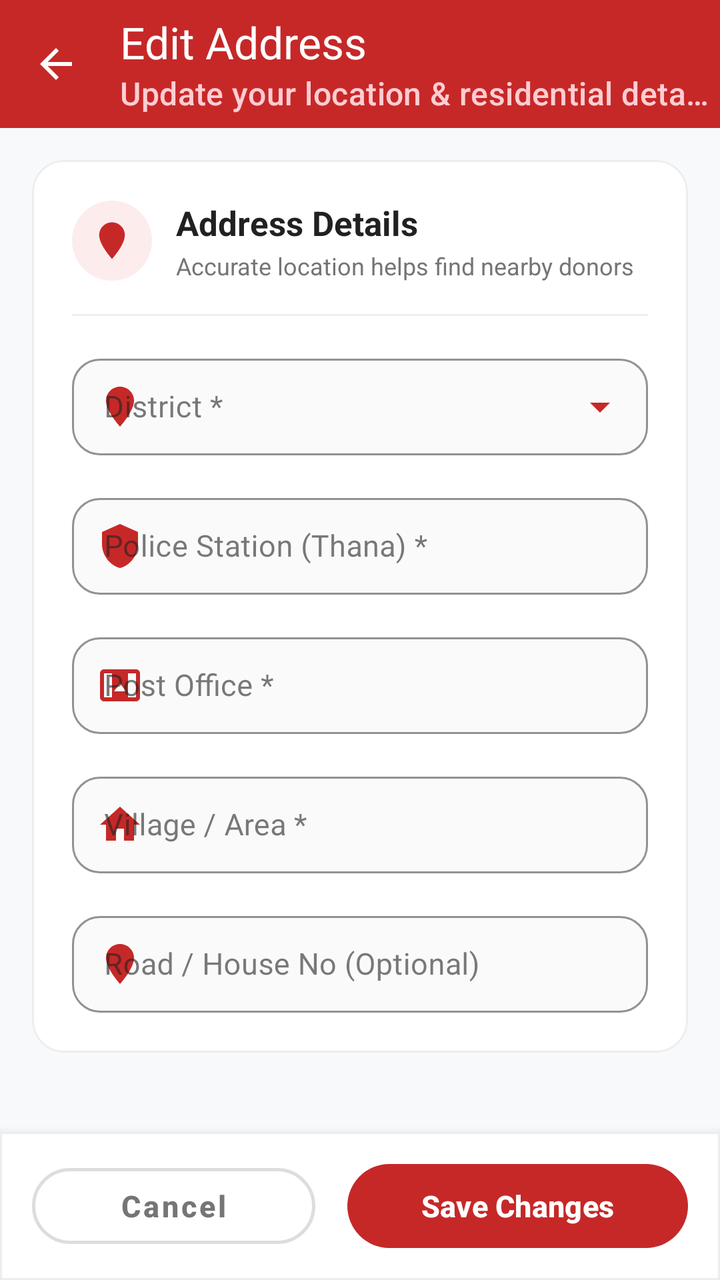
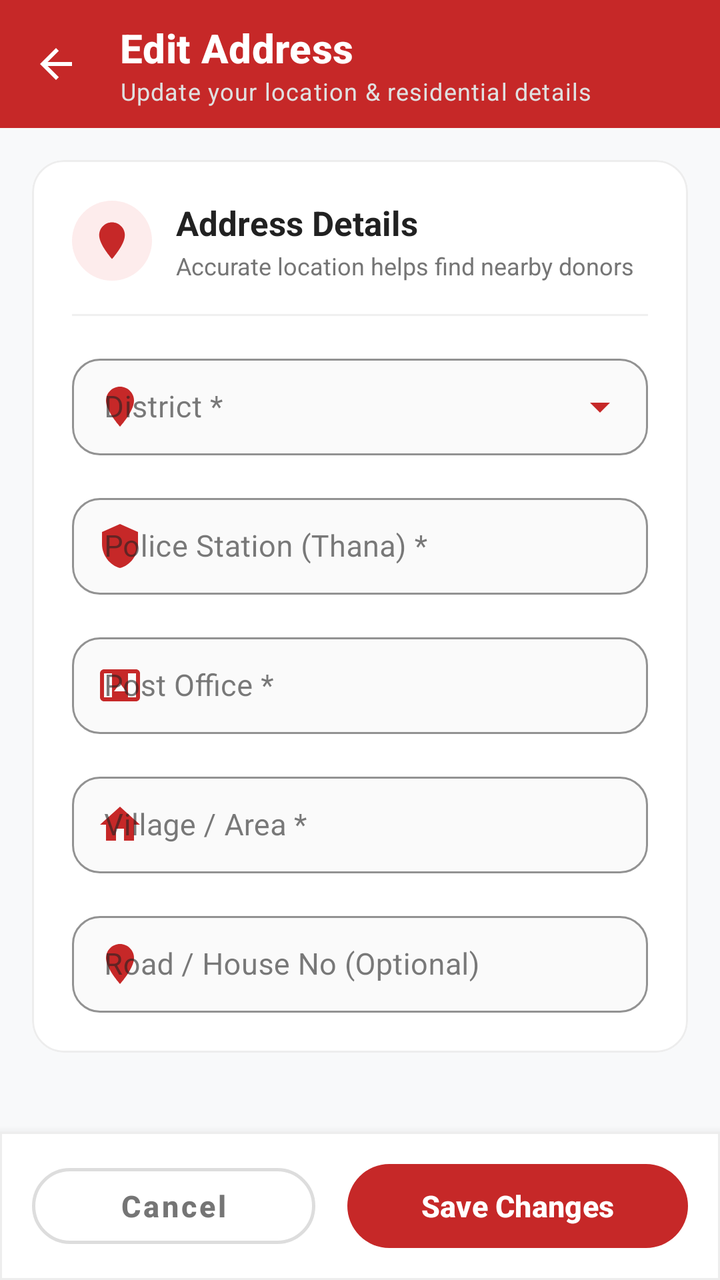

Compare the two renders of this Android layout. The source of the first and the diff that turns it into the second are given below.
<!-- AndroidManifest.xml: application theme Theme.DonateBlood -->
<!-- res/layout/fragment_address_edit.xml -->
<?xml version="1.0" encoding="utf-8"?>
<LinearLayout xmlns:android="http://schemas.android.com/apk/res/android"
    xmlns:app="http://schemas.android.com/apk/res-auto"
    xmlns:tools="http://schemas.android.com/tools"
    android:layout_width="match_parent"
    android:layout_height="match_parent"
    android:orientation="vertical"
    android:background="#F8F9FA">

    
    <com.google.android.material.appbar.MaterialToolbar
        android:id="@+id/toolbar"
        android:layout_width="match_parent"
        android:layout_height="?attr/actionBarSize"
        android:background="@color/primary_red_dark"
        app:elevation="3dp"
        app:navigationIcon="@drawable/ic_arrow_back_white"
        app:title="Edit Address"
        app:titleTextColor="@color/white"
        app:subtitle="Update your location &amp; residential details"
        app:subtitleTextColor="#FFCDD2" />

    
    <androidx.core.widget.NestedScrollView
        android:layout_width="match_parent"
        android:layout_height="0dp"
        android:layout_weight="1"
        android:fillViewport="true">

        <LinearLayout
            android:layout_width="match_parent"
            android:layout_height="wrap_content"
            android:orientation="vertical"
            android:padding="16dp">

            
            <com.google.android.material.card.MaterialCardView
                android:layout_width="match_parent"
                android:layout_height="wrap_content"
                app:cardCornerRadius="16dp"
                app:cardElevation="0dp"
                app:strokeColor="#EDEDED"
                app:strokeWidth="1dp"
                app:cardBackgroundColor="@color/white">

                <LinearLayout
                    android:layout_width="match_parent"
                    android:layout_height="wrap_content"
                    android:orientation="vertical"
                    android:padding="20dp">

                    
                    <LinearLayout
                        android:layout_width="match_parent"
                        android:layout_height="wrap_content"
                        android:gravity="center_vertical"
                        android:orientation="horizontal"
                        android:layout_marginBottom="16dp">

                        <FrameLayout
                            android:layout_width="40dp"
                            android:layout_height="40dp"
                            android:background="@drawable/bg_circle_icon">

                            <ImageView
                                android:layout_width="22dp"
                                android:layout_height="22dp"
                                android:layout_gravity="center"
                                android:src="@drawable/ic_location"
                                app:tint="@color/primary_red_dark"
                                tools:ignore="ContentDescription" />
                        </FrameLayout>

                        <LinearLayout
                            android:layout_width="0dp"
                            android:layout_height="wrap_content"
                            android:layout_marginStart="12dp"
                            android:layout_weight="1"
                            android:orientation="vertical">

                            <TextView
                                android:layout_width="wrap_content"
                                android:layout_height="wrap_content"
                                android:text="Address Details"
                                android:textColor="@color/text_primary"
                                android:textSize="17sp"
                                android:textStyle="bold" />

                            <TextView
                                android:layout_width="wrap_content"
                                android:layout_height="wrap_content"
                                android:layout_marginTop="2dp"
                                android:text="Accurate location helps find nearby donors"
                                android:textColor="@color/text_secondary"
                                android:textSize="12sp" />
                        </LinearLayout>
                    </LinearLayout>

                    <View
                        android:layout_width="match_parent"
                        android:layout_height="1dp"
                        android:background="#F0F0F0"
                        android:layout_marginBottom="16dp" />

                    
                    <com.google.android.material.textfield.TextInputLayout
                        android:id="@+id/inputLayoutDistrict"
                        style="@style/Widget.MaterialComponents.TextInputLayout.OutlinedBox"
                        android:layout_width="match_parent"
                        android:layout_height="wrap_content"
                        android:layout_marginBottom="16dp"
                        android:hint="District *"
                        app:boxCornerRadiusTopStart="14dp"
                        app:boxCornerRadiusTopEnd="14dp"
                        app:boxCornerRadiusBottomStart="14dp"
                        app:boxCornerRadiusBottomEnd="14dp"
                        app:boxStrokeColor="@color/primary_red_dark"
                        app:boxStrokeWidth="1dp"
                        app:boxStrokeWidthFocused="2dp"
                        app:boxBackgroundColor="#FAFAFA"
                        app:startIconDrawable="@drawable/ic_location"
                        app:startIconTint="@color/primary_red_dark"
                        app:endIconMode="custom"
                        app:endIconDrawable="@drawable/ic_chevron_down"
                        app:endIconTint="@color/primary_red_dark">

                        <com.google.android.material.textfield.TextInputEditText
                            android:id="@+id/etDistrict"
                            android:layout_width="match_parent"
                            android:layout_height="wrap_content"
                            android:focusable="false"
                            android:clickable="true"
                            android:cursorVisible="false"
                            android:maxLines="1"
                            android:paddingVertical="14dp"
                            android:textSize="15sp"
                            android:textColor="@color/text_primary" />
                    </com.google.android.material.textfield.TextInputLayout>

                    
                    <com.google.android.material.textfield.TextInputLayout
                        android:id="@+id/inputLayoutPoliceStation"
                        style="@style/Widget.MaterialComponents.TextInputLayout.OutlinedBox"
                        android:layout_width="match_parent"
                        android:layout_height="wrap_content"
                        android:layout_marginBottom="16dp"
                        android:hint="Police Station (Thana) *"
                        app:boxCornerRadiusTopStart="14dp"
                        app:boxCornerRadiusTopEnd="14dp"
                        app:boxCornerRadiusBottomStart="14dp"
                        app:boxCornerRadiusBottomEnd="14dp"
                        app:boxStrokeColor="@color/primary_red_dark"
                        app:boxStrokeWidth="1dp"
                        app:boxStrokeWidthFocused="2dp"
                        app:boxBackgroundColor="#FAFAFA"
                        app:startIconDrawable="@drawable/ic_police"
                        app:startIconTint="@color/primary_red_dark">

                        <com.google.android.material.textfield.TextInputEditText
                            android:id="@+id/etPoliceStation"
                            android:layout_width="match_parent"
                            android:layout_height="wrap_content"
                            android:inputType="textCapWords"
                            android:maxLines="1"
                            android:paddingVertical="14dp"
                            android:textSize="15sp"
                            android:textColor="@color/text_primary" />
                    </com.google.android.material.textfield.TextInputLayout>

                    
                    <com.google.android.material.textfield.TextInputLayout
                        android:id="@+id/inputLayoutPostOffice"
                        style="@style/Widget.MaterialComponents.TextInputLayout.OutlinedBox"
                        android:layout_width="match_parent"
                        android:layout_height="wrap_content"
                        android:layout_marginBottom="16dp"
                        android:hint="Post Office *"
                        app:boxCornerRadiusTopStart="14dp"
                        app:boxCornerRadiusTopEnd="14dp"
                        app:boxCornerRadiusBottomStart="14dp"
                        app:boxCornerRadiusBottomEnd="14dp"
                        app:boxStrokeColor="@color/primary_red_dark"
                        app:boxStrokeWidth="1dp"
                        app:boxStrokeWidthFocused="2dp"
                        app:boxBackgroundColor="#FAFAFA"
                        app:startIconDrawable="@drawable/ic_post_office"
                        app:startIconTint="@color/primary_red_dark">

                        <com.google.android.material.textfield.TextInputEditText
                            android:id="@+id/etPostOffice"
                            android:layout_width="match_parent"
                            android:layout_height="wrap_content"
                            android:inputType="textCapWords"
                            android:maxLines="1"
                            android:paddingVertical="14dp"
                            android:textSize="15sp"
                            android:textColor="@color/text_primary" />
                    </com.google.android.material.textfield.TextInputLayout>

                    
                    <com.google.android.material.textfield.TextInputLayout
                        android:id="@+id/inputLayoutVillage"
                        style="@style/Widget.MaterialComponents.TextInputLayout.OutlinedBox"
                        android:layout_width="match_parent"
                        android:layout_height="wrap_content"
                        android:layout_marginBottom="16dp"
                        android:hint="Village / Area *"
                        app:boxCornerRadiusTopStart="14dp"
                        app:boxCornerRadiusTopEnd="14dp"
                        app:boxCornerRadiusBottomStart="14dp"
                        app:boxCornerRadiusBottomEnd="14dp"
                        app:boxStrokeColor="@color/primary_red_dark"
                        app:boxStrokeWidth="1dp"
                        app:boxStrokeWidthFocused="2dp"
                        app:boxBackgroundColor="#FAFAFA"
                        app:startIconDrawable="@drawable/ic_home"
                        app:startIconTint="@color/primary_red_dark">

                        <com.google.android.material.textfield.TextInputEditText
                            android:id="@+id/etVillage"
                            android:layout_width="match_parent"
                            android:layout_height="wrap_content"
                            android:inputType="textCapWords"
                            android:maxLines="1"
                            android:paddingVertical="14dp"
                            android:textSize="15sp"
                            android:textColor="@color/text_primary" />
                    </com.google.android.material.textfield.TextInputLayout>

                    
                    <com.google.android.material.textfield.TextInputLayout
                        android:id="@+id/inputLayoutRoad"
                        style="@style/Widget.MaterialComponents.TextInputLayout.OutlinedBox"
                        android:layout_width="match_parent"
                        android:layout_height="wrap_content"
                        android:hint="Road / House No (Optional)"
                        app:boxCornerRadiusTopStart="14dp"
                        app:boxCornerRadiusTopEnd="14dp"
                        app:boxCornerRadiusBottomStart="14dp"
                        app:boxCornerRadiusBottomEnd="14dp"
                        app:boxStrokeColor="@color/primary_red_dark"
                        app:boxStrokeWidth="1dp"
                        app:boxStrokeWidthFocused="2dp"
                        app:boxBackgroundColor="#FAFAFA"
                        app:startIconDrawable="@drawable/ic_location"
                        app:startIconTint="@color/primary_red_dark">

                        <com.google.android.material.textfield.TextInputEditText
                            android:id="@+id/etRoad"
                            android:layout_width="match_parent"
                            android:layout_height="wrap_content"
                            android:inputType="textCapWords"
                            android:maxLines="1"
                            android:paddingVertical="14dp"
                            android:textSize="15sp"
                            android:textColor="@color/text_primary" />
                    </com.google.android.material.textfield.TextInputLayout>

                </LinearLayout>
            </com.google.android.material.card.MaterialCardView>

            
            <ProgressBar
                android:id="@+id/progressBar"
                android:layout_width="wrap_content"
                android:layout_height="wrap_content"
                android:layout_gravity="center_horizontal"
                android:layout_marginTop="20dp"
                android:indeterminateTint="@color/primary_red_dark"
                android:visibility="gone" />

        </LinearLayout>
    </androidx.core.widget.NestedScrollView>

    
    <com.google.android.material.card.MaterialCardView
        android:layout_width="match_parent"
        android:layout_height="wrap_content"
        app:cardElevation="8dp"
        app:strokeWidth="1dp"
        app:strokeColor="#EDEDED"
        app:cardBackgroundColor="@color/white"
        app:cardCornerRadius="0dp">

        <LinearLayout
            android:layout_width="match_parent"
            android:layout_height="wrap_content"
            android:orientation="horizontal"
            android:paddingHorizontal="16dp"
            android:paddingVertical="12dp">

            <com.google.android.material.button.MaterialButton
                android:id="@+id/btnCancel"
                style="@style/Widget.MaterialComponents.Button.OutlinedButton"
                android:layout_width="0dp"
                android:layout_height="50dp"
                android:layout_weight="1"
                android:layout_marginEnd="8dp"
                android:text="Cancel"
                android:textColor="@color/text_secondary"
                android:textSize="15sp"
                android:textStyle="bold"
                android:textAllCaps="false"
                app:cornerRadius="25dp"
                app:strokeColor="#DDDDDD"
                app:strokeWidth="1.5dp"
                android:stateListAnimator="@null" />

            <com.google.android.material.button.MaterialButton
                android:id="@+id/btnSave"
                android:layout_width="0dp"
                android:layout_height="50dp"
                android:layout_weight="1.2"
                android:layout_marginStart="8dp"
                android:text="Save Changes"
                android:textColor="@color/white"
                android:textSize="15sp"
                android:textStyle="bold"
                android:textAllCaps="false"
                app:cornerRadius="25dp"
                app:elevation="2dp"
                app:backgroundTint="@color/primary_red_dark"
                android:stateListAnimator="@null" />
        </LinearLayout>
    </com.google.android.material.card.MaterialCardView>

</LinearLayout>
<!-- resources referenced by this layout -->
<resources>
  <color name="primary_red_dark">#C62828</color>
  <color name="text_primary">#212121</color>
  <color name="text_secondary">#757575</color>
  <color name="white">#FFFFFF</color>
  <!-- drawable bg_circle_icon (drawable) -->
  <?xml version="1.0" encoding="utf-8"?>
  <shape xmlns:android="http://schemas.android.com/apk/res/android"
      android:shape="oval">
      <solid android:color="#FDECEC" />
  </shape>
  <!-- drawable ic_arrow_back_white (drawable) -->
  <vector xmlns:android="http://schemas.android.com/apk/res/android"
      android:width="24dp"
      android:height="24dp"
      android:viewportWidth="24"
      android:viewportHeight="24">
      <path
          android:fillColor="@android:color/white"
          android:pathData="M20,11H7.83l5.59,-5.59L12,4l-8,8 8,8 1.41,-1.41L7.83,13H20v-2z"/>
  </vector>
  <!-- drawable ic_chevron_down (drawable) -->
  <vector xmlns:android="http://schemas.android.com/apk/res/android"
      android:width="24dp"
      android:height="24dp"
      android:viewportWidth="24"
      android:viewportHeight="24">
    <path
        android:fillColor="#FF000000"
        android:pathData="M7,10l5,5 5,-5z"/>
  </vector>
  <!-- drawable ic_home (drawable) -->
  <?xml version="1.0" encoding="utf-8"?>
  <vector xmlns:android="http://schemas.android.com/apk/res/android"
      android:width="24dp"
      android:height="24dp"
      android:viewportWidth="24"
      android:viewportHeight="24">
  
      
      <path
          android:fillColor="#FFFFFF"
          android:pathData="M10,20v-6h4v6h5v-8h3L12,3 2,12h3v8z" />
  
  </vector>
  <!-- drawable ic_post_office (drawable) -->
  <?xml version="1.0" encoding="utf-8"?>
  <vector xmlns:android="http://schemas.android.com/apk/res/android"
      android:width="24dp"
      android:height="24dp"
      android:viewportWidth="24"
      android:viewportHeight="24">
  
      
      <path
          android:fillColor="#FFFFFF"
          android:pathData="M20,4H4C2.9,4 2,4.9 2,6v12c0,1.1 0.9,2 2,2h16c1.1,0 2,-0.9 2,-2V6C22,4.9 21.1,4 20,4z
              M4,18V6h4v12H4z
              M20,18h-4V6h4V18z
              M12,11l3,4h-6l3,-4z" />
  
  </vector>
  <color name="primary_red">#E53935</color>
  <color name="background_light">#F5F5F5</color>
  <style name="ThemeOverlay.BloodLink.MaterialCalendar" parent="ThemeOverlay.MaterialComponents.MaterialCalendar">
          <item name="colorPrimary">@color/primary_red_dark</item>
          <item name="colorOnPrimary">@color/white</item>
          <item name="colorSecondary">@color/primary_red</item>
          <item name="colorOnSecondary">@color/white</item>
          <item name="colorSurface">@color/surface_white</item>
          <item name="colorOnSurface">@color/text_primary</item>
      </style>
  <style name="ThemeOverlay.BloodLink.MaterialTimePicker" parent="ThemeOverlay.MaterialComponents.TimePicker">
          <item name="colorPrimary">@color/primary_red_dark</item>
          <item name="colorOnPrimary">@color/white</item>
          <item name="colorSecondary">@color/primary_red</item>
          <item name="colorOnSecondary">@color/white</item>
          <item name="colorSurface">@color/surface_white</item>
          <item name="colorOnSurface">@color/text_primary</item>
      </style>
  <style name="Widget.DonateBlood.Toolbar" parent="Widget.Material3.Toolbar">
          <item name="android:background">@color/primary_red</item>
          <item name="titleTextColor">@color/white</item>
          <item name="subtitleTextColor">@color/white</item>
      </style>
  <color name="text_hint">#9E9E9E</color>
  <color name="surface_white">#FFFFFF</color>
  <!-- unchanged entries left out for length: 3 -->
</resources>

<!-- the commit's change to res/layout/fragment_address_edit.xml (unified diff, before → after) -->
@@ -11,14 +11,18 @@
     <com.google.android.material.appbar.MaterialToolbar
         android:id="@+id/toolbar"
         android:layout_width="match_parent"
-        android:layout_height="?attr/actionBarSize"
+        android:layout_height="wrap_content"
+        android:minHeight="?attr/actionBarSize"
         android:background="@color/primary_red_dark"
-        app:elevation="3dp"
         app:navigationIcon="@drawable/ic_arrow_back_white"
         app:title="Edit Address"
+        app:titleTextAppearance="@style/TextAppearance.BloodLink.Toolbar.Title"
+        app:subtitle="Update your location &amp; residential details"
+        app:subtitleTextAppearance="@style/TextAppearance.BloodLink.Toolbar.Subtitle"
         app:titleTextColor="@color/white"
-        app:subtitle="Update your location &amp; residential details"
-        app:subtitleTextColor="#FFCDD2" />
+        app:subtitleTextColor="#E0E0E0"
+        app:contentInsetStartWithNavigation="8dp"
+        app:elevation="3dp" />
 
     
     <androidx.core.widget.NestedScrollView
<!-- resource entries referenced after the edit -->
@@ -61,6 +61,15 @@
               M12,11l3,4h-6l3,-4z" />
   
   </vector>
+  <style name="TextAppearance.BloodLink.Toolbar.Subtitle" parent="TextAppearance.Material3.BodySmall">
+          <item name="android:textSize">12sp</item>
+          <item name="android:textColor">#E0E0E0</item>
+      </style>
+  <style name="TextAppearance.BloodLink.Toolbar.Title" parent="TextAppearance.Material3.TitleMedium">
+          <item name="android:textSize">20sp</item>
+          <item name="android:textStyle">bold</item>
+          <item name="android:textColor">@color/white</item>
+      </style>
   <color name="primary_red">#E53935</color>
   <color name="background_light">#F5F5F5</color>
   <style name="ThemeOverlay.BloodLink.MaterialCalendar" parent="ThemeOverlay.MaterialComponents.MaterialCalendar">
